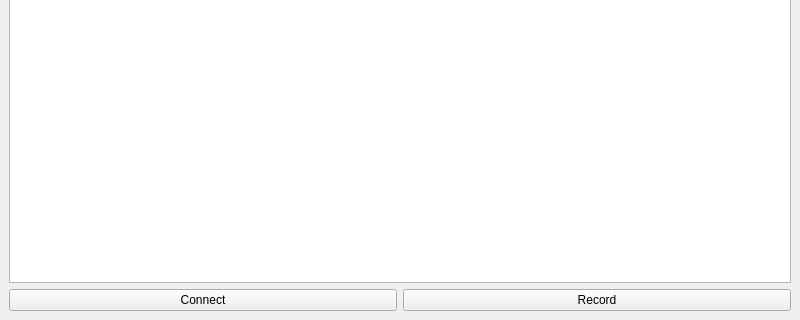
Before: the Qt Designer form src/mainwindow.ui in BartSte/snapshot, drawn with Qt 5; both pictures show x 0 to 800 and y 280 to 600 of the 800 by 600 pixel window.
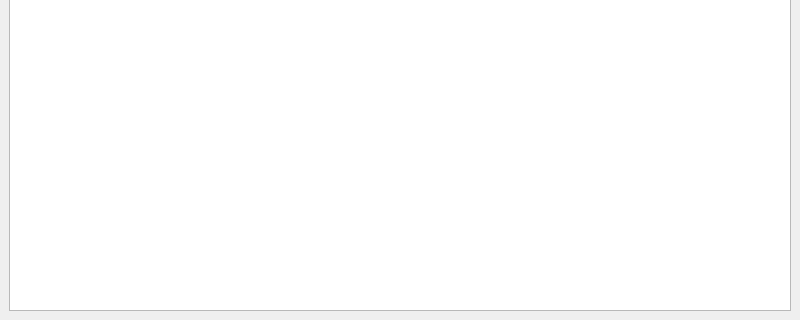
After: the same form once the commit is applied.

```diff
--- a/src/mainwindow.ui
+++ b/src/mainwindow.ui
@@ -23,20 +23,6 @@
       <property name="topMargin">
        <number>0</number>
       </property>
-      <item>
-       <widget class="QPushButton" name="pushButton_3">
-        <property name="text">
-         <string>Connect</string>
-        </property>
-       </widget>
-      </item>
-      <item>
-       <widget class="QPushButton" name="pushButton_2">
-        <property name="text">
-         <string>Record</string>
-        </property>
-       </widget>
-      </item>
      </layout>
     </item>
    </layout>
```
